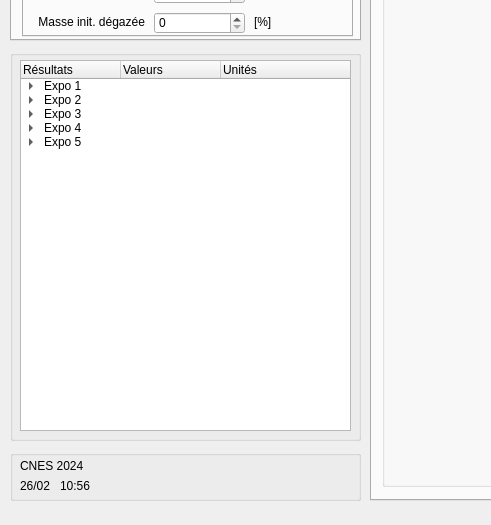
LanceryH/CNES-LP-VB5E, file ui/window.ui: the form before one commit; both pictures show x 0 to 491 and y 229 to 754 of the 1115 by 754 pixel window.
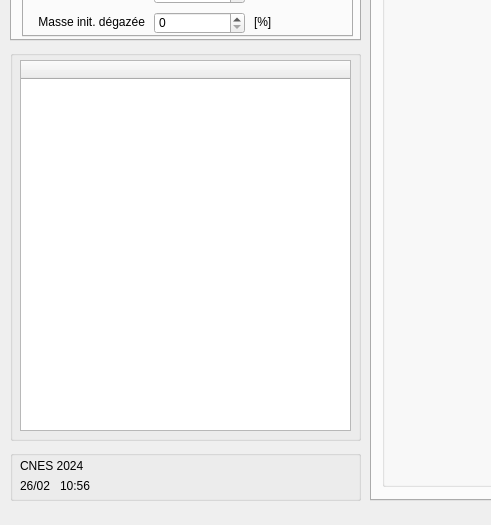
The form after the commit.

What changed in the file:
```diff
--- a/ui/window.ui
+++ b/ui/window.ui
@@ -1444,6 +1444,235 @@
       </item>
      </item>
     </widget>
+    <widget class="QTreeWidget" name="treeWidget_2">
+     <property name="geometry">
+      <rect>
+       <x>10</x>
+       <y>10</y>
+       <width>331</width>
+       <height>371</height>
+      </rect>
+     </property>
+     <property name="maximumSize">
+      <size>
+       <width>331</width>
+       <height>371</height>
+      </size>
+     </property>
+     <column>
+      <property name="text">
+       <string>Résultats</string>
+      </property>
+      <property name="textAlignment">
+       <set>AlignLeading|AlignVCenter</set>
+      </property>
+     </column>
+     <column>
+      <property name="text">
+       <string>Valeurs</string>
+      </property>
+      <property name="textAlignment">
+       <set>AlignLeading|AlignVCenter</set>
+      </property>
+     </column>
+     <column>
+      <property name="text">
+       <string>Unités</string>
+      </property>
+     </column>
+     <item>
+      <property name="text">
+       <string>Expo 1</string>
+      </property>
+      <property name="text">
+       <string/>
+      </property>
+      <property name="text">
+       <string/>
+      </property>
+      <property name="flags">
+       <set>ItemIsUserCheckable|ItemIsEnabled</set>
+      </property>
+      <item>
+       <property name="text">
+        <string>µ</string>
+       </property>
+       <property name="text">
+        <string>0</string>
+       </property>
+       <property name="text">
+        <string>[%]</string>
+       </property>
+       <property name="textAlignment">
+        <set>AlignLeading|AlignVCenter</set>
+       </property>
+      </item>
+      <item>
+       <property name="text">
+        <string>τ</string>
+       </property>
+       <property name="text">
+        <string>0</string>
+       </property>
+       <property name="text">
+        <string>[min]</string>
+       </property>
+      </item>
+     </item>
+     <item>
+      <property name="text">
+       <string>Expo 2</string>
+      </property>
+      <property name="text">
+       <string/>
+      </property>
+      <property name="text">
+       <string/>
+      </property>
+      <item>
+       <property name="text">
+        <string>µ</string>
+       </property>
+       <property name="text">
+        <string>0</string>
+       </property>
+       <property name="text">
+        <string>[%]</string>
+       </property>
+      </item>
+      <item>
+       <property name="text">
+        <string>τ</string>
+       </property>
+       <property name="text">
+        <string>0</string>
+       </property>
+       <property name="text">
+        <string>[min]</string>
+       </property>
+      </item>
+     </item>
+     <item>
+      <property name="text">
+       <string>Expo 3</string>
+      </property>
+      <property name="text">
+       <string/>
+      </property>
+      <property name="text">
+       <string/>
+      </property>
+      <item>
+       <property name="text">
+        <string>µ</string>
+       </property>
+       <property name="text">
+        <string>0</string>
+       </property>
+       <property name="text">
+        <string>[%]</string>
+       </property>
+      </item>
+      <item>
+       <property name="text">
+        <string>τ</string>
+       </property>
+       <property name="text">
+        <string>0</string>
+       </property>
+       <property name="text">
+        <string>[min]</string>
+       </property>
+      </item>
+     </item>
+     <item>
+      <property name="text">
+       <string>Expo 4</string>
+      </property>
+      <property name="text">
+       <string/>
+      </property>
+      <property name="text">
+       <string/>
+      </property>
+      <item>
+       <property name="text">
+        <string>µ</string>
+       </property>
+       <property name="text">
+        <string>0</string>
+       </property>
+       <property name="text">
+        <string>[%]</string>
+       </property>
+      </item>
+      <item>
+       <property name="text">
+        <string>τ</string>
+       </property>
+       <property name="text">
+        <string>0</string>
+       </property>
+       <property name="text">
+        <string>[min]</string>
+       </property>
+      </item>
+     </item>
+     <item>
+      <property name="text">
+       <string>Expo 5</string>
+      </property>
+      <property name="text">
+       <string/>
+      </property>
+      <property name="text">
+       <string/>
+      </property>
+      <item>
+       <property name="text">
+        <string>µ</string>
+       </property>
+       <property name="text">
+        <string>0</string>
+       </property>
+       <property name="text">
+        <string>[%]</string>
+       </property>
+      </item>
+      <item>
+       <property name="text">
+        <string>τ</string>
+       </property>
+       <property name="text">
+        <string>0</string>
+       </property>
+       <property name="text">
+        <string>[min]</string>
+       </property>
+      </item>
+     </item>
+    </widget>
+    <widget class="QTreeWidget" name="treeWidget_3">
+     <property name="geometry">
+      <rect>
+       <x>10</x>
+       <y>10</y>
+       <width>331</width>
+       <height>371</height>
+      </rect>
+     </property>
+     <property name="maximumSize">
+      <size>
+       <width>331</width>
+       <height>371</height>
+      </size>
+     </property>
+     <column>
+      <property name="text">
+       <string> </string>
+      </property>
+     </column>
+    </widget>
    </widget>
    <widget class="QTabWidget" name="tabWidget_2">
     <property name="geometry">
```
